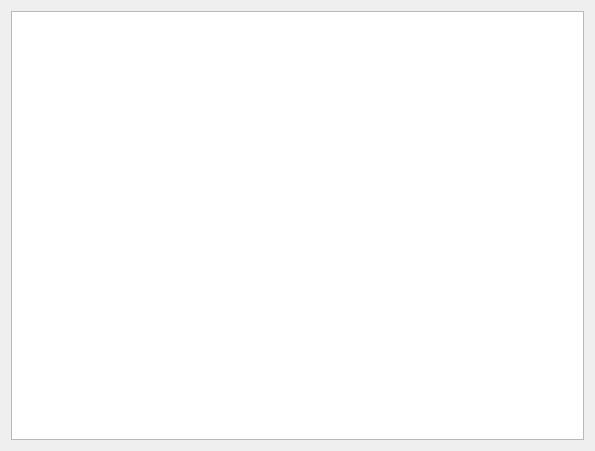
Above: source/plugin/t4/actiontable.ui from ww4u/mct-t4 before the change. Below: the same form after it.
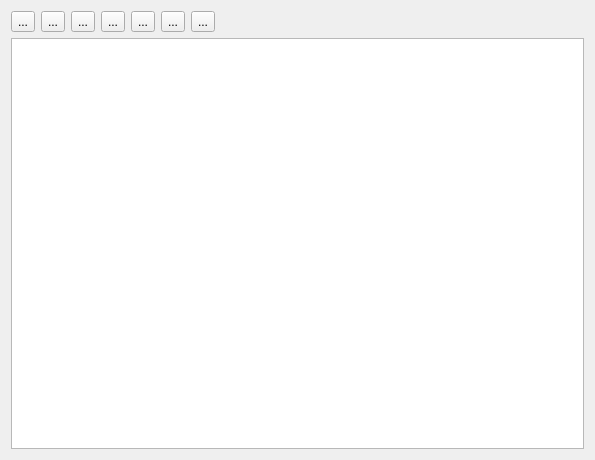
That is the form after the change. Icons and pictures are not drawn.

The edit to the form file:
```diff
--- a/source/plugin/t4/actiontable.ui
+++ b/source/plugin/t4/actiontable.ui
@@ -2,18 +2,190 @@
 <ui version="4.0">
  <class>ActionTable</class>
  <widget class="QWidget" name="ActionTable">
+  <property name="enabled">
+   <bool>true</bool>
+  </property>
   <property name="geometry">
    <rect>
     <x>0</x>
     <y>0</y>
     <width>595</width>
-    <height>451</height>
+    <height>460</height>
    </rect>
   </property>
   <property name="windowTitle">
    <string>Form</string>
   </property>
   <layout class="QVBoxLayout" name="verticalLayout">
+   <item>
+    <layout class="QHBoxLayout" name="horizontalLayout">
+     <property name="leftMargin">
+      <number>0</number>
+     </property>
+     <property name="topMargin">
+      <number>0</number>
+     </property>
+     <property name="rightMargin">
+      <number>6</number>
+     </property>
+     <property name="bottomMargin">
+      <number>0</number>
+     </property>
+     <item>
+      <widget class="QToolButton" name="toolExport">
+       <property name="toolTip">
+        <string>Export</string>
+       </property>
+       <property name="text">
+        <string>...</string>
+       </property>
+       <property name="icon">
+        <iconset resource="../../../res/res.qrc">
+         <normaloff>:/res/image/icon/219.png</normaloff>:/res/image/icon/219.png</iconset>
+       </property>
+       <property name="iconSize">
+        <size>
+         <width>24</width>
+         <height>24</height>
+        </size>
+       </property>
+      </widget>
+     </item>
+     <item>
+      <widget class="QToolButton" name="toolImport">
+       <property name="toolTip">
+        <string>Load</string>
+       </property>
+       <property name="text">
+        <string>...</string>
+       </property>
+       <property name="icon">
+        <iconset resource="../../../res/res.qrc">
+         <normaloff>:/res/image/icon/218.png</normaloff>:/res/image/icon/218.png</iconset>
+       </property>
+       <property name="iconSize">
+        <size>
+         <width>24</width>
+         <height>24</height>
+        </size>
+       </property>
+      </widget>
+     </item>
+     <item>
+      <widget class="QToolButton" name="toolInsert">
+       <property name="toolTip">
+        <string>Add an item</string>
+       </property>
+       <property name="text">
+        <string>...</string>
+       </property>
+       <property name="icon">
+        <iconset resource="../../../res/res.qrc">
+         <normaloff>:/res/image/icon/addition.png</normaloff>:/res/image/icon/addition.png</iconset>
+       </property>
+       <property name="iconSize">
+        <size>
+         <width>24</width>
+         <height>24</height>
+        </size>
+       </property>
+      </widget>
+     </item>
+     <item>
+      <widget class="QToolButton" name="toolUp">
+       <property name="toolTip">
+        <string>Move up</string>
+       </property>
+       <property name="text">
+        <string>...</string>
+       </property>
+       <property name="icon">
+        <iconset resource="../../../res/res.qrc">
+         <normaloff>:/res/image/icon/arrow-up.png</normaloff>:/res/image/icon/arrow-up.png</iconset>
+       </property>
+       <property name="iconSize">
+        <size>
+         <width>24</width>
+         <height>24</height>
+        </size>
+       </property>
+      </widget>
+     </item>
+     <item>
+      <widget class="QToolButton" name="toolDown">
+       <property name="toolTip">
+        <string>Move down</string>
+       </property>
+       <property name="text">
+        <string>...</string>
+       </property>
+       <property name="icon">
+        <iconset resource="../../../res/res.qrc">
+         <normaloff>:/res/image/icon/arrow-down.png</normaloff>:/res/image/icon/arrow-down.png</iconset>
+       </property>
+       <property name="iconSize">
+        <size>
+         <width>24</width>
+         <height>24</height>
+        </size>
+       </property>
+      </widget>
+     </item>
+     <item>
+      <widget class="QToolButton" name="toolDel">
+       <property name="toolTip">
+        <string>Delete the current</string>
+       </property>
+       <property name="text">
+        <string>...</string>
+       </property>
+       <property name="icon">
+        <iconset resource="../../../res/res.qrc">
+         <normaloff>:/res/image/icon/delete.png</normaloff>:/res/image/icon/delete.png</iconset>
+       </property>
+       <property name="iconSize">
+        <size>
+         <width>24</width>
+         <height>24</height>
+        </size>
+       </property>
+      </widget>
+     </item>
+     <item>
+      <widget class="QToolButton" name="toolClr">
+       <property name="toolTip">
+        <string>Remove all</string>
+       </property>
+       <property name="text">
+        <string>...</string>
+       </property>
+       <property name="icon">
+        <iconset resource="../../../res/res.qrc">
+         <normaloff>:/res/image/icon/trash.png</normaloff>:/res/image/icon/trash.png</iconset>
+       </property>
+       <property name="iconSize">
+        <size>
+         <width>24</width>
+         <height>24</height>
+        </size>
+       </property>
+      </widget>
+     </item>
+     <item>
+      <spacer name="horizontalSpacer">
+       <property name="orientation">
+        <enum>Qt::Horizontal</enum>
+       </property>
+       <property name="sizeHint" stdset="0">
+        <size>
+         <width>40</width>
+         <height>20</height>
+        </size>
+       </property>
+      </spacer>
+     </item>
+    </layout>
+   </item>
    <item>
     <widget class="QTreeView" name="view">
      <property name="contextMenuPolicy">
```
Left out of the diff: 4 changed lines with no effect on the pictures.
